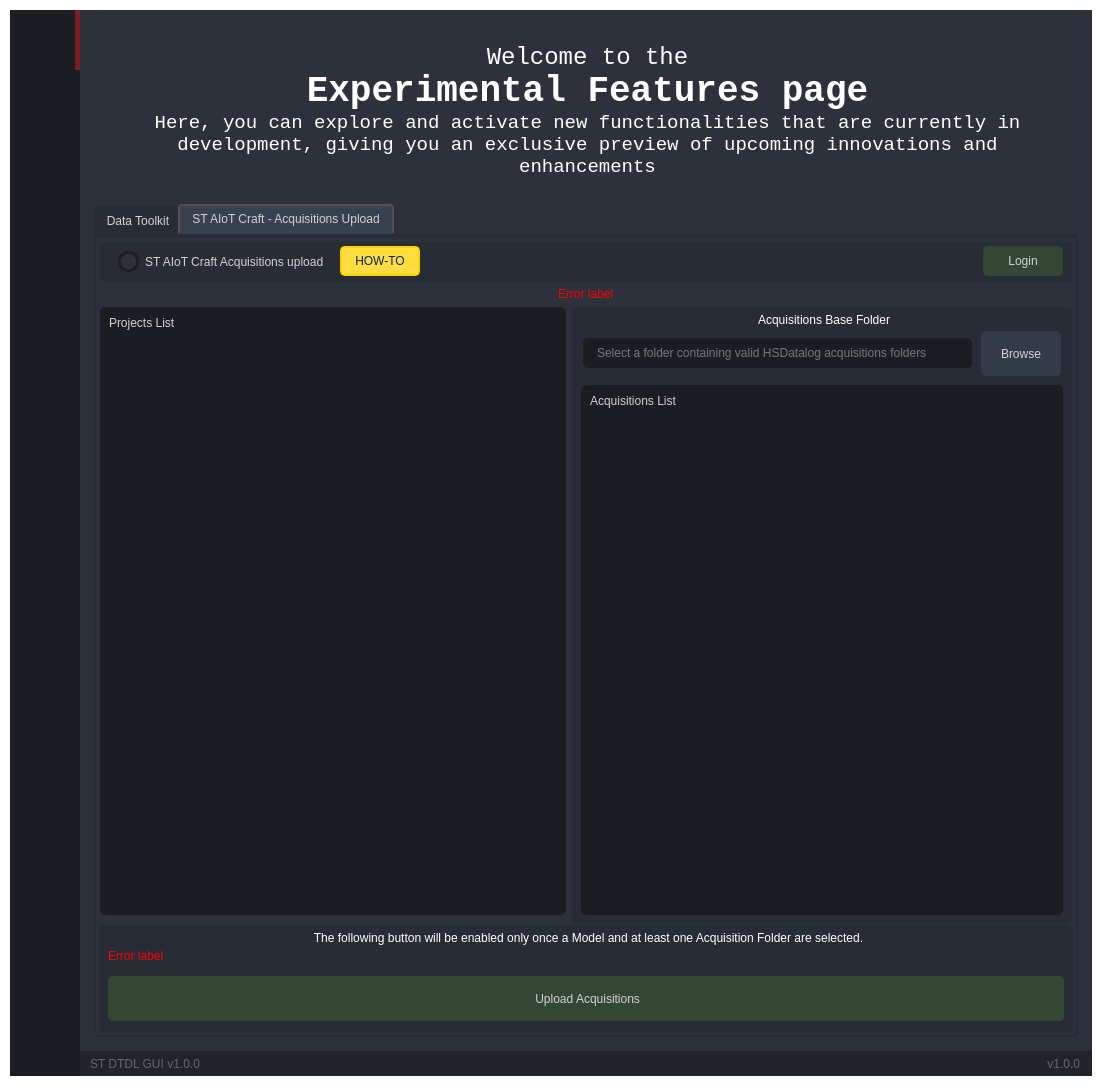
STMicroelectronics/stdatalog_gui, file stdatalog_gui/UI/Ui_MainWindow.ui: the form before one commit.
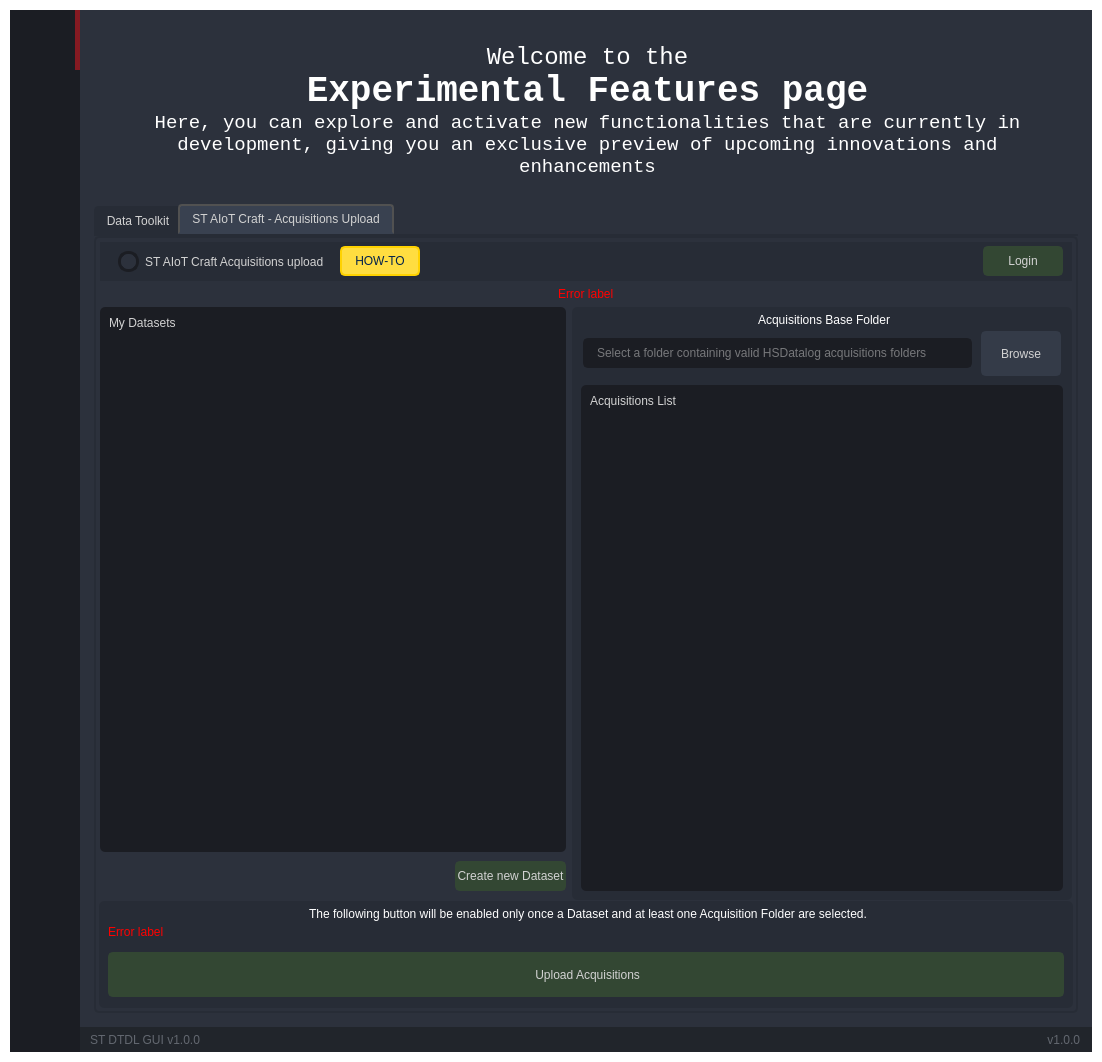
The form after the commit. The open tabs and pages were chosen to show the change. Icons and pictures are not drawn.

```diff
--- a/stdatalog_gui/UI/Ui_MainWindow.ui
+++ b/stdatalog_gui/UI/Ui_MainWindow.ui
@@ -7,7 +7,7 @@
     <x>0</x>
     <y>0</y>
     <width>1102</width>
-    <height>1086</height>
+    <height>1062</height>
    </rect>
   </property>
   <property name="minimumSize">
@@ -2067,8 +2067,8 @@
                             <rect>
                              <x>0</x>
                              <y>0</y>
-                             <width>599</width>
-                             <height>382</height>
+                             <width>980</width>
+                             <height>786</height>
                             </rect>
                            </property>
                            <property name="sizePolicy">
@@ -2435,7 +2435,7 @@
                                            </sizepolicy>
                                           </property>
                                           <property name="text">
-                                           <string>Projects List</string>
+                                           <string>My Datasets</string>
                                           </property>
                                          </widget>
                                         </item>
@@ -2500,6 +2500,78 @@
                                        </layout>
                                       </widget>
                                      </item>
+                                     <item alignment="Qt::AlignmentFlag::AlignRight">
+                                      <widget class="QFrame" name="frame_new_dataset">
+                                       <property name="minimumSize">
+                                        <size>
+                                         <width>0</width>
+                                         <height>0</height>
+                                        </size>
+                                       </property>
+                                       <property name="frameShape">
+                                        <enum>QFrame::Shape::StyledPanel</enum>
+                                       </property>
+                                       <property name="frameShadow">
+                                        <enum>QFrame::Shadow::Raised</enum>
+                                       </property>
+                                       <layout class="QVBoxLayout" name="verticalLayout_25">
+                                        <property name="leftMargin">
+                                         <number>0</number>
+                                        </property>
+                                        <property name="topMargin">
+                                         <number>9</number>
+                                        </property>
+                                        <property name="rightMargin">
+                                         <number>0</number>
+                                        </property>
+                                        <property name="bottomMargin">
+                                         <number>0</number>
+                                        </property>
+                                        <item>
+                                         <widget class="QPushButton" name="create_new_dataset_button">
+                                          <property name="enabled">
+                                           <bool>true</bool>
+                                          </property>
+                                          <property name="sizePolicy">
+                                           <sizepolicy hsizetype="Preferred" vsizetype="Preferred">
+                                            <horstretch>0</horstretch>
+                                            <verstretch>0</verstretch>
+                                           </sizepolicy>
+                                          </property>
+                                          <property name="minimumSize">
+                                           <size>
+                                            <width>0</width>
+                                            <height>30</height>
+                                           </size>
+                                          </property>
+                                          <property name="styleSheet">
+                                           <string notr="true">QPushButton {
+	border: 2px solid rgb(51, 71, 51);
+	border-radius: 5px;	
+	background-color: rgb(51, 71, 51);
+	font: 700 9pt &quot;Segoe UI&quot;;
+}
+QPushButton:hover {
+	background-color: rgb(57, 81, 57);
+	border: 2px solid rgb(61, 87, 61);
+}
+QPushButton:pressed {	
+	background-color: rgb(34, 48, 34);
+	border: 2px solid rgb(42, 60, 42);
+}
+QPushButton:disabled {	
+	background-color: rgb(35, 40, 49);
+	border: 2px solid rgb(43, 50, 61);
+}</string>
+                                          </property>
+                                          <property name="text">
+                                           <string>Create new Dataset</string>
+                                          </property>
+                                         </widget>
+                                        </item>
+                                       </layout>
+                                      </widget>
+                                     </item>
                                     </layout>
                                    </widget>
                                   </item>
@@ -2951,7 +3023,7 @@
 }</string>
                               </property>
                               <property name="title">
-                               <string>The following button will be enabled only once a Model and at least one Acquisition Folder are selected.</string>
+                               <string>The following button will be enabled only once a Dataset and at least one Acquisition Folder are selected.</string>
                               </property>
                               <property name="flat">
                                <bool>false</bool>
```
Left out of the diff: 18 changed lines with no effect on the pictures.
